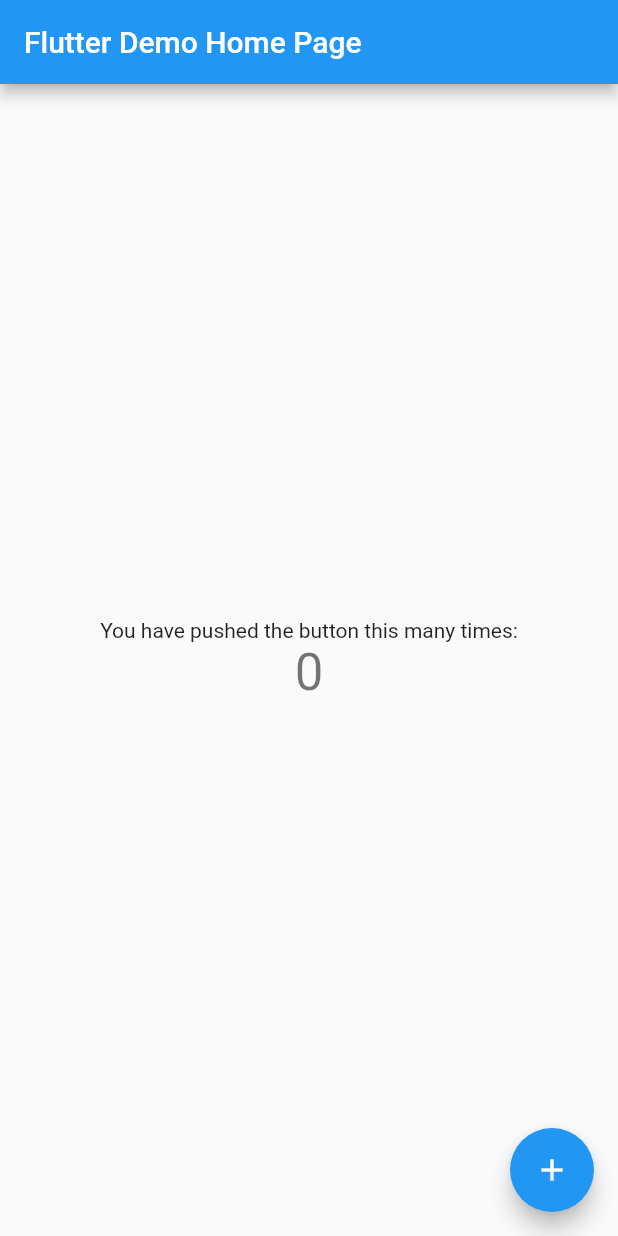
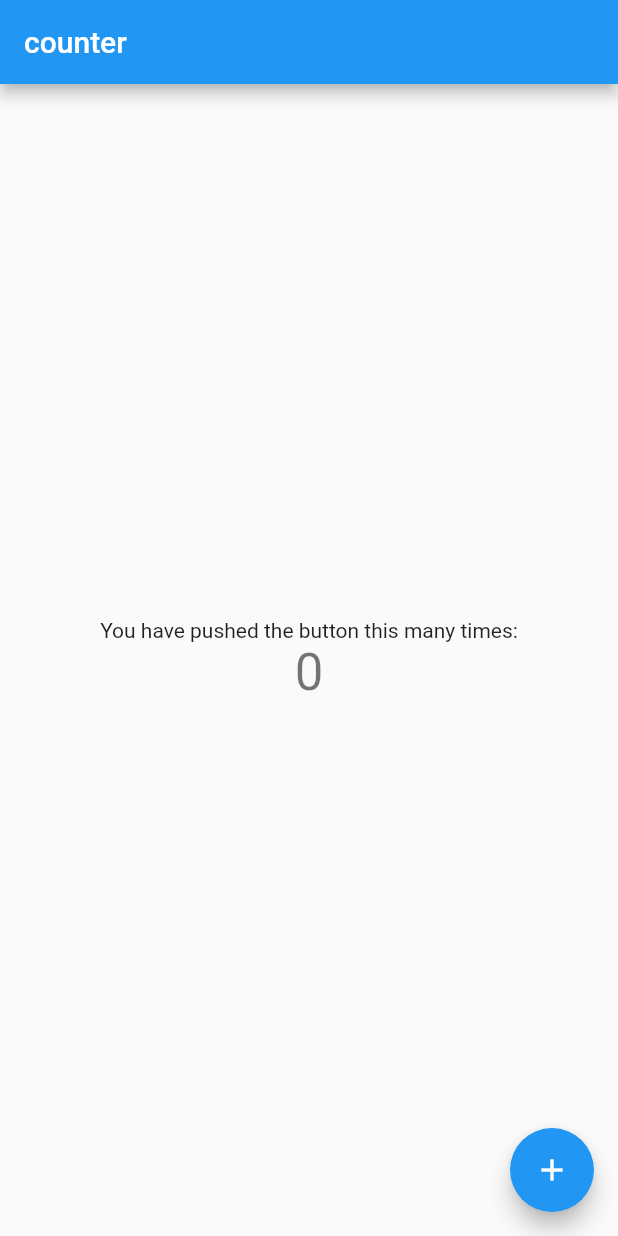
Before and after one commit to ChauCM/image-gallary, a Flutter app: the screen it shows after launch, on a phone screen of 412 x 824 dp. Run offline on Flutter 3.47's test engine with Material 2 defaults, Android fonts, the phone set to English and light mode, and no system bars; our stand-ins replace auto_route.

```diff
--- a/lib/main.dart
+++ b/lib/main.dart
@@ -1,4 +1,6 @@
 import 'package:flutter/material.dart';
+
+import 'src/routing/app_router.dart';
 
 void main() {
   runApp(const MyApp());
@@ -9,59 +11,13 @@ class MyApp extends StatelessWidget {
 
   @override
   Widget build(BuildContext context) {
-    return MaterialApp(
-      title: 'Flutter Demo',
+    final appRouter = AppRouter();
+    return MaterialApp.router(
       theme: ThemeData(
         primarySwatch: Colors.blue,
       ),
-      home: const MyHomePage(title: 'Flutter Demo Home Page'),
+      routerDelegate: appRouter.delegate(),
+      routeInformationParser: appRouter.defaultRouteParser(),
     );
   }
 }
-
-class MyHomePage extends StatefulWidget {
-  const MyHomePage({super.key, required this.title});
-
-  final String title;
-
-  @override
-  State<MyHomePage> createState() => _MyHomePageState();
-}
-
-class _MyHomePageState extends State<MyHomePage> {
-  int _counter = 0;
-
-  void _incrementCounter() {
-    setState(() {
-      _counter++;
-    });
-  }
-
-  @override
-  Widget build(BuildContext context) {
-    return Scaffold(
-      appBar: AppBar(
-        title: Text(widget.title),
-      ),
-      body: Center(
-        child: Column(
-          mainAxisAlignment: MainAxisAlignment.center,
-          children: <Widget>[
-            const Text(
-              'You have pushed the button this many times:',
-            ),
-            Text(
-              '$_counter',
-              style: Theme.of(context).textTheme.headlineMedium,
-            ),
-          ],
-        ),
-      ),
-      floatingActionButton: FloatingActionButton(
-        onPressed: _incrementCounter,
-        tooltip: 'Increment',
-        child: const Icon(Icons.add),
-      ),
-    );
-  }
-}
--- /dev/null
+++ b/lib/src/features/gallery/views/gallery_page.dart
@@ -0,0 +1,46 @@
+import 'package:flutter/material.dart';
+
+class GalleryPage extends StatefulWidget {
+  const GalleryPage({super.key});
+
+  @override
+  State<GalleryPage> createState() => _GalleryPageState();
+}
+
+class _GalleryPageState extends State<GalleryPage> {
+  int _counter = 0;
+
+  void _incrementCounter() {
+    setState(() {
+      _counter++;
+    });
+  }
+
+  @override
+  Widget build(BuildContext context) {
+    return Scaffold(
+      appBar: AppBar(
+        title: const Text('counter'),
+      ),
+      body: Center(
+        child: Column(
+          mainAxisAlignment: MainAxisAlignment.center,
+          children: <Widget>[
+            const Text(
+              'You have pushed the button this many times:',
+            ),
+            Text(
+              '$_counter',
+              style: Theme.of(context).textTheme.headlineMedium,
+            ),
+          ],
+        ),
+      ),
+      floatingActionButton: FloatingActionButton(
+        onPressed: _incrementCounter,
+        tooltip: 'Increment',
+        child: const Icon(Icons.add),
+      ),
+    );
+  }
+}
--- /dev/null
+++ b/lib/src/routing/app_router.dart
@@ -0,0 +1,14 @@
+import 'package:auto_route/auto_route.dart';
+import 'package:flutter/material.dart';
+import 'package:image_gallary/src/features/gallery/views/gallery_page.dart';
+
+part 'app_router.gr.dart';
+
+@MaterialAutoRouter(
+  replaceInRouteName: 'Page,Route',
+  routes: <AutoRoute>[
+    AutoRoute(path: 'gallery', page: GalleryPage, initial: true),
+  ],
+)
+// extend the generated private router
+class AppRouter extends _$AppRouter {}
```
Also changed, not shown: lib/src/routing/app_router.gr.dart (added), 3 other files.
